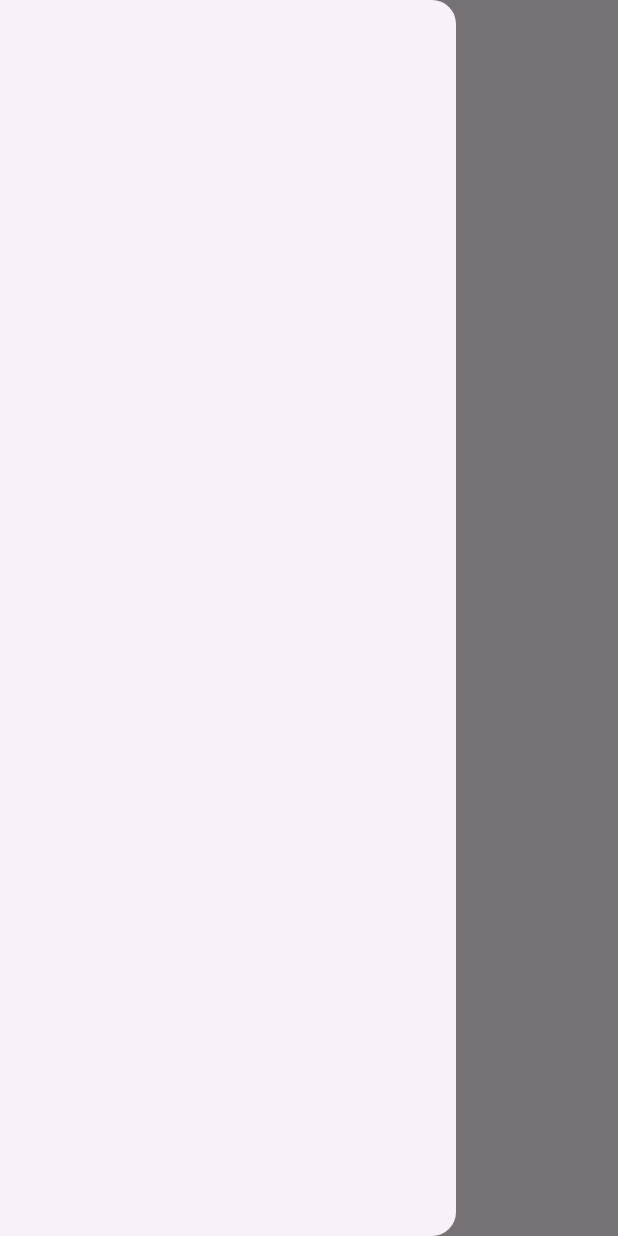
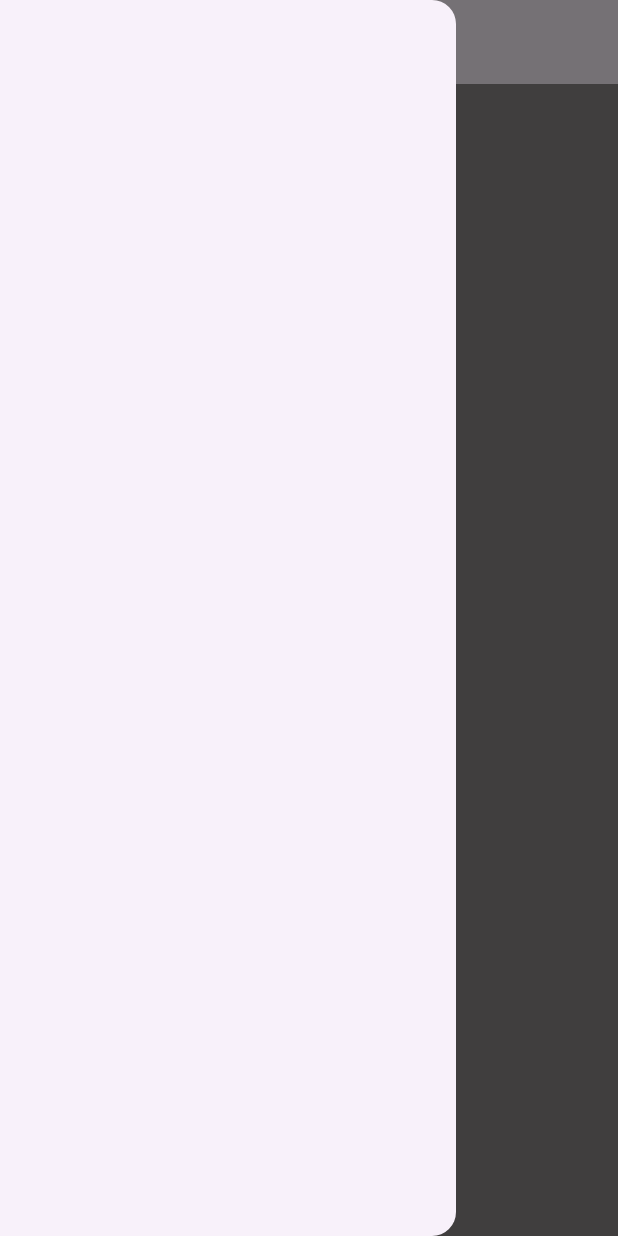
Before and after one commit to pavanyewale/openauth, a Flutter app: the HomeScreen screen opened directly, with the side drawer open, on a phone screen of 412 x 824 dp. Run offline on Flutter 3.47's test engine with Material 3 defaults, Android fonts, the phone set to English and light mode, and no system bars; our stand-ins replace device_info_plus, fluttertoast; missing offline and left inert: dart:html.

Commit message:
added some code

```diff
--- /dev/null
+++ b/admin/lib/screens/home/body.dart
@@ -0,0 +1,12 @@
+import 'package:flutter/material.dart';
+
+class MyBody extends StatelessWidget {
+  const MyBody({super.key});
+
+  @override
+  Widget build(BuildContext context) {
+    return Container(
+      color: const Color.fromARGB(221, 121, 118, 118),
+    );
+  }
+}
--- /dev/null
+++ b/admin/lib/screens/home/drawer.dart
@@ -0,0 +1,30 @@
+import 'package:admin/utils/screen.dart';
+import 'package:flutter/material.dart';
+
+class MyDrawer extends StatelessWidget {
+  const MyDrawer({super.key});
+
+  @override
+  Widget build(BuildContext context) {
+    return ListView(
+      // Important: Remove any padding from the ListView.
+      padding: EdgeInsets.zero,
+      children: [
+        if (!Screen.isMobile(context))
+          DrawerHeader(
+            decoration: const BoxDecoration(
+              color: Color.fromARGB(255, 224, 224, 224),
+            ),
+            child: Center(
+                child: Text(
+              'OpenGate',
+              style: TextStyle(
+                  color: Theme.of(context).primaryColor,
+                  fontWeight: FontWeight.bold,
+                  fontSize: 20),
+            )),
+          )
+      ],
+    );
+  }
+}
--- a/admin/lib/screens/home/home.dart
+++ b/admin/lib/screens/home/home.dart
@@ -1,3 +1,5 @@
+import 'package:admin/screens/home/body.dart';
+import 'package:admin/screens/home/drawer.dart';
 import 'package:admin/utils/screen.dart';
 import 'package:flutter/material.dart';
 
@@ -6,23 +8,30 @@ class HomeScreen extends StatelessWidget {
 
   @override
   Widget build(BuildContext context) {
+    final isMobile = Screen.isMobile(context);
     return Scaffold(
-      appBar: Screen.isMobile(context)? AppBar():null,
-      drawer:  Screen.isMobile(context)? const Drawer(elevation: double.infinity, child: MyDrawer(), ):null,
-      body: Center(
-        child: Text("Home Screen"),
+      appBar: isMobile
+          ? AppBar(
+              title: Text(
+                "OpenGate",
+                style: TextStyle(
+                    color: Theme.of(context).primaryColor,
+                    fontWeight: FontWeight.bold),
+              ),
+            )
+          : null,
+      drawer: isMobile
+          ? const Drawer(
+              elevation: double.infinity,
+              child: MyDrawer(),
+            )
+          : null,
+      body: Row(
+        children: [
+          if (!isMobile) const Expanded(child: MyDrawer()),
+          const Expanded(flex: 5, child: MyBody())
+        ],
       ),
     );
   }
 }
-
-class MyDrawer extends StatelessWidget {
-  const MyDrawer({super.key});
-
-  @override
-  Widget build(BuildContext context) {
-    return const Column(
-
-    );
-  }
-}
--- a/admin/lib/utils/login/service.dart
+++ b/admin/lib/utils/login/service.dart
@@ -19,12 +19,12 @@ class LoginService extends ChangeNotifier {
   static LoginService get instance => _instance;
 
   loadAuthTokenFromLocal() async {
-    if (authToken.isNotEmpty){
+    if (authToken.isNotEmpty) {
       return;
     }
 
-    authToken = (await LocalStorage().getString("authToken"))??'';
-    if (authToken.isNotEmpty){
+    authToken = (await LocalStorage().getString("authToken")) ?? '';
+    if (authToken.isNotEmpty) {
       isLoggedIn = true;
     }
   }
@@ -51,7 +51,7 @@ class LoginService extends ChangeNotifier {
           'Accept': 'application/json',
           'Content-Type': 'application/json',
         },
-        body: jsonEncode( request.toJson()),
+        body: jsonEncode(request.toJson()),
       );
 
       if (response.statusCode == 200) {
@@ -62,6 +62,7 @@ class LoginService extends ChangeNotifier {
         return LoginResponse.fromErrorJson(json.decode(response.body));
       }
     } catch (e) {
+      print(e);
       return LoginResponse(
           userId: 0, token: "", message: "", error: "something went wrong!");
     }
```
Also changed, not shown: admin/lib/screens/home/appbar.dart (added).
